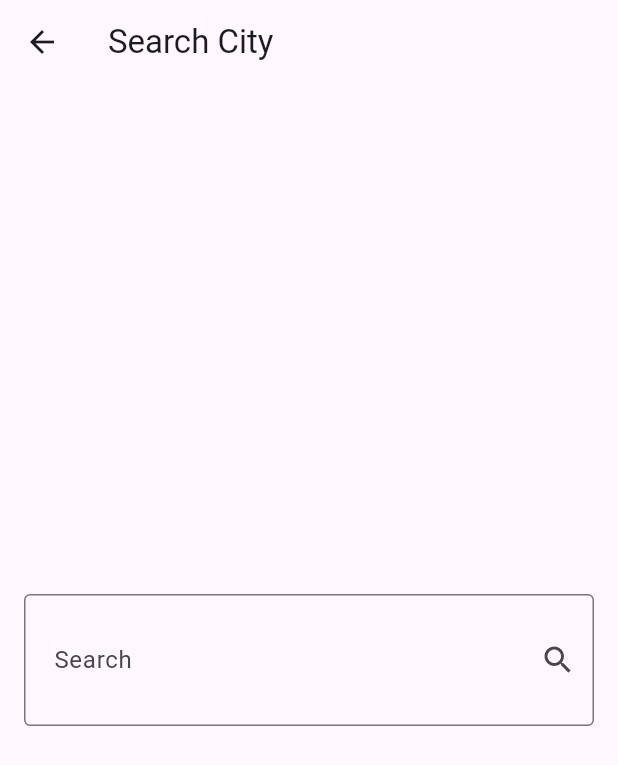
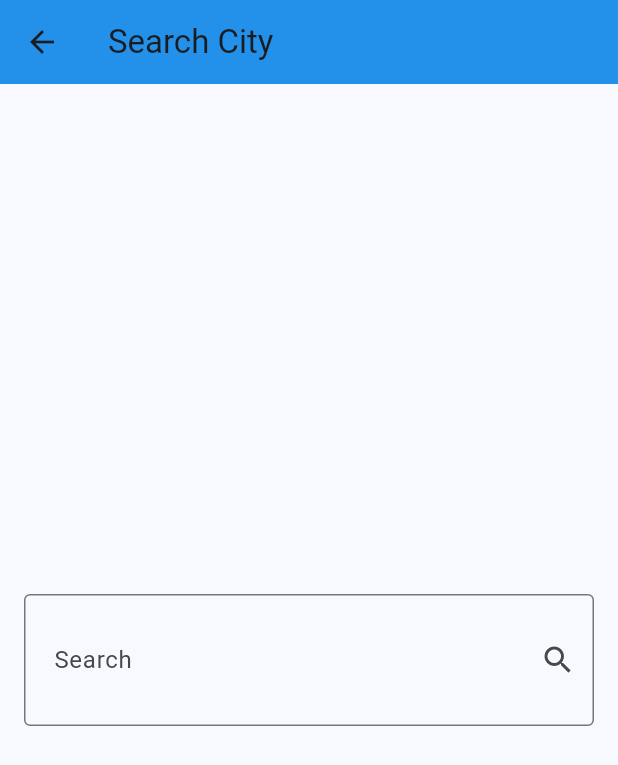
Before and after one commit to AliGad17611/Weather-App, a Flutter app: the screen it shows after launch, after a tap on the "search" icon, on a phone screen of 412 x 824 dp. Shown: the top 765 px of the screen. Run offline on Flutter 3.47's test engine with Material 3 defaults, Android fonts, the phone set to English and light mode, and no system bars; our stand-ins replace dio, flutter_bloc.

Commit message:
finishing the weather app with state management and api trigger

```diff
--- /dev/null
+++ b/devtools_options.yaml
@@ -0,0 +1 @@
+extensions:
--- /dev/null
+++ b/lib/cubits/get_weather_cubit/get_weather_states.dart
@@ -0,0 +1,20 @@
+
+import 'package:weather_app/models/weather_model.dart';
+
+class GetWeatherState {}
+
+class GetWeatherInitialState extends GetWeatherState {}
+
+class GetWeatherLoadingState extends GetWeatherState {}
+
+class GetWeatherLoadedState extends GetWeatherState {
+
+  final WeatherModel weatherModel;
+
+  GetWeatherLoadedState({required this.weatherModel});
+
+}
+
+class GetWeatherErrorState extends GetWeatherState {
+
+}
--- a/lib/main.dart
+++ b/lib/main.dart
@@ -1,19 +1,43 @@
 import 'package:flutter/material.dart';
+import 'package:flutter_bloc/flutter_bloc.dart';
+import 'package:weather_app/cubits/get_weather_cubit/get_weather_cubit.dart';
+import 'package:weather_app/cubits/get_weather_cubit/get_weather_states.dart';
 import 'package:weather_app/views/home_view.dart';
+import 'package:weather_app/views/themes/get_themes_color.dart';
 
 void main() {
-  runApp(const WetherApp());
+  runApp(const WeatherApp());
 }
 
-class WetherApp extends StatelessWidget {
-  const WetherApp({super.key});
+class WeatherApp extends StatelessWidget {
+  const WeatherApp({super.key});
 
-  // This widget is the root of your application.
   @override
   Widget build(BuildContext context) {
-    return const MaterialApp(
-      debugShowCheckedModeBanner: false,
-      home: HomeView(),
+    return BlocProvider(
+      create: (context) => GetWeatherCubit(),
+      child: Builder(
+        builder: (context) {
+          return BlocBuilder<GetWeatherCubit, GetWeatherState>(
+            builder: (context, state) {
+              final weatherCondition = BlocProvider.of<GetWeatherCubit>(context)
+                  .weatherModel
+                  ?.weatherCondition;
+
+              final themeColor = getThemeColor(weatherCondition);
+
+              return MaterialApp(
+                theme: ThemeData(
+                  colorScheme: ColorScheme.fromSeed(seedColor: themeColor),
+                  appBarTheme: AppBarTheme(backgroundColor: themeColor),
+                ),
+                debugShowCheckedModeBanner: false,
+                home: const HomeView(),
+              );
+            },
+          );
+        },
+      ),
     );
   }
 }
--- /dev/null
+++ b/lib/models/weather_model.dart
@@ -0,0 +1,31 @@
+class WeatherModel {
+  String cityName;
+  DateTime date;
+  String icon;
+  double avgTemp;
+  double minTemp;
+  double maxTemp;
+  String weatherCondition;
+
+  WeatherModel({
+    required this.cityName,
+    required this.date,
+    required this.icon,
+    required this.avgTemp,
+    required this.minTemp,
+    required this.maxTemp,
+    required this.weatherCondition,
+  });
+
+  factory WeatherModel.fromJson(Map<String, dynamic> json) {
+    return WeatherModel(
+      cityName: json['location']['name'],
+      date: DateTime.parse(json['current']['last_updated']),
+      icon: json['current']['condition']['icon'],
+      avgTemp: json['forecast']['forecastday'][0]['day']['avgtemp_c'],
+      minTemp: json['forecast']['forecastday'][0]['day']['mintemp_c'],
+      maxTemp: json['forecast']['forecastday'][0]['day']['maxtemp_c'],
+      weatherCondition: json['current']['condition']['text'],
+    );
+  }
+}
--- /dev/null
+++ b/lib/services/weather_service.dart
@@ -0,0 +1,26 @@
+import 'dart:developer';
+
+import 'package:dio/dio.dart';
+import 'package:weather_app/models/weather_model.dart';
+
+class WeatherService {
+  final Dio dio;
+  final String baseUrl = 'https://api.weatherapi.com/v1';
+  final String apiKey = '620d16f1b80e4598811234956240208';
+  WeatherService({required this.dio});
+  Future<WeatherModel> getWeather({required String cityName}) async {
+    try {
+      final response = await dio
+          .get('$baseUrl/forecast.json?key=$apiKey&q=$cityName&days=1');
+      WeatherModel weatherModel = WeatherModel.fromJson(response.data);
+      return weatherModel;
+    } on DioException catch (e) {
+      final String errorMessage = e.response?.data['error']['message'] ??
+          'oops something went wrong please try again';
+      throw Exception(errorMessage);
+    } catch (e) {
+      log(e.toString());
+      throw Exception('oops something went wrong please try again');
+    }
+  }
+}
--- a/lib/views/home_view.dart
+++ b/lib/views/home_view.dart
@@ -1,6 +1,10 @@
 import 'package:flutter/material.dart';
+import 'package:flutter_bloc/flutter_bloc.dart';
+import 'package:weather_app/cubits/get_weather_cubit/get_weather_cubit.dart';
+import 'package:weather_app/cubits/get_weather_cubit/get_weather_states.dart';
 import 'package:weather_app/views/search_view.dart';
 import 'package:weather_app/widgets/no_weather_body.dart';
+import 'package:weather_app/widgets/weather_info_body.dart';
 
 class HomeView extends StatelessWidget {
   const HomeView({super.key});
@@ -26,8 +30,26 @@ class HomeView extends StatelessWidget {
               },
               icon: const Icon(Icons.search)),
         ],
+        elevation: 5,
       ),
-      body: const NoWeatherBody(),
+      body: BlocBuilder<GetWeatherCubit, GetWeatherState>(
+          builder: (context, state) {
+        if (state is GetWeatherInitialState) {
+          return const NoWeatherBody();
+        } else if (state is GetWeatherLoadingState) {
+          return const Center(
+            child: CircularProgressIndicator(),
+          );
+        } else if (state is GetWeatherLoadedState) {
+          return WeatherInfoBody(
+            weather: state.weatherModel,
+          );
+        } else {
+          return const Center(
+            child: Text("oops something went wrong please try again"),
+          );
+        }
+      }),
     );
   }
 }
--- /dev/null
+++ b/lib/views/themes/get_themes_color.dart
@@ -0,0 +1,77 @@
+import 'package:flutter/material.dart';
+
+MaterialColor getThemeColor(String? weatherCondition) {
+  switch (weatherCondition) {
+    case null:
+      return Colors.blue;
+    case "Sunny":
+    case "Clear":
+      return Colors.orange;
+    case "Partly cloudy":
+    case "Cloudy":
+      return Colors.grey;
+    case "Overcast":
+      return Colors.blueGrey;
+    case "Mist":
+    case "Fog":
+    case "Freezing fog":
+      return Colors.deepOrange;
+    case "Patchy rain possible":
+    case "Patchy rain nearby":
+    case "Patchy light drizzle":
+    case "Light drizzle":
+      return Colors.lightBlue;
+    case "Freezing drizzle":
+    case "Heavy freezing drizzle":
+      return Colors.cyan;
+    case "Light rain":
+    case "Patchy light rain":
+    case "Light freezing rain":
+    case "Light rain shower":
+    case "Moderate rain":
+    case "Moderate rain at times":
+    case "Heavy rain":
+    case "Heavy rain at times":
+    case "Torrential rain shower":
+      return Colors.blue;
+    case "Patchy light rain with thunder":
+    case "Moderate or heavy rain with thunder":
+    case "Thundery outbreaks possible":
+      return Colors.deepPurple;
+    case "Patchy sleet possible":
+    case "Light sleet":
+    case "Moderate or heavy sleet":
+    case "Light sleet showers":
+    case "Moderate or heavy sleet showers":
+    case "Light snow":
+    case "Patchy light snow":
+    case "Moderate snow":
+    case "Patchy moderate snow":
+    case "Heavy snow":
+    case "Patchy heavy snow":
+    case "Blizzard":
+    case "Blowing snow":
+    case "Ice pellets":
+    case "Light showers of ice pellets":
+      return Colors.lightBlue;
+    case "Hail":
+    case "Heavy hail":
+      return Colors.teal;
+    case "Dust storm":
+    case "Sandstorm":
+      return Colors.brown;
+    case "Tornado":
+    case "Cyclone":
+      return Colors.red;
+    case "Smoke":
+    case "Volcanic ash":
+      return Colors.grey;
+    case "Hot":
+      return Colors.red;
+    case "Cold":
+      return Colors.lightBlue;
+
+    default:
+      return Colors.blue;
+  }
+}
--- a/pubspec.yaml
+++ b/pubspec.yaml
@@ -35,6 +35,8 @@ dependencies:
   # The following adds the Cupertino Icons font to your application.
   # Use with the CupertinoIcons class for iOS style icons.
   cupertino_icons: ^1.0.6
+  dio: ^5.5.0+1
+  flutter_bloc: ^8.1.6
 
 dev_dependencies:
   flutter_test:
@@ -59,8 +61,8 @@ flutter:
   uses-material-design: true
 
   # To add assets to your application, add an assets section, like this:
-  # assets:
-  #   - images/a_dot_burr.jpeg
+  assets:
+    - assets/images/cloudy.png
   #   - images/a_dot_ham.jpeg
 
   # An image asset can refer to one or more resolution-specific "variants", see
```
Also changed, not shown: lib/cubits/get_weather_cubit/get_weather_cubit.dart (added, +25 -0 lines), lib/views/search_view.dart (+8 -2 lines), lib/widgets/weather_info_body.dart (+39 -21 lines), pubspec.lock, 1 other file.
